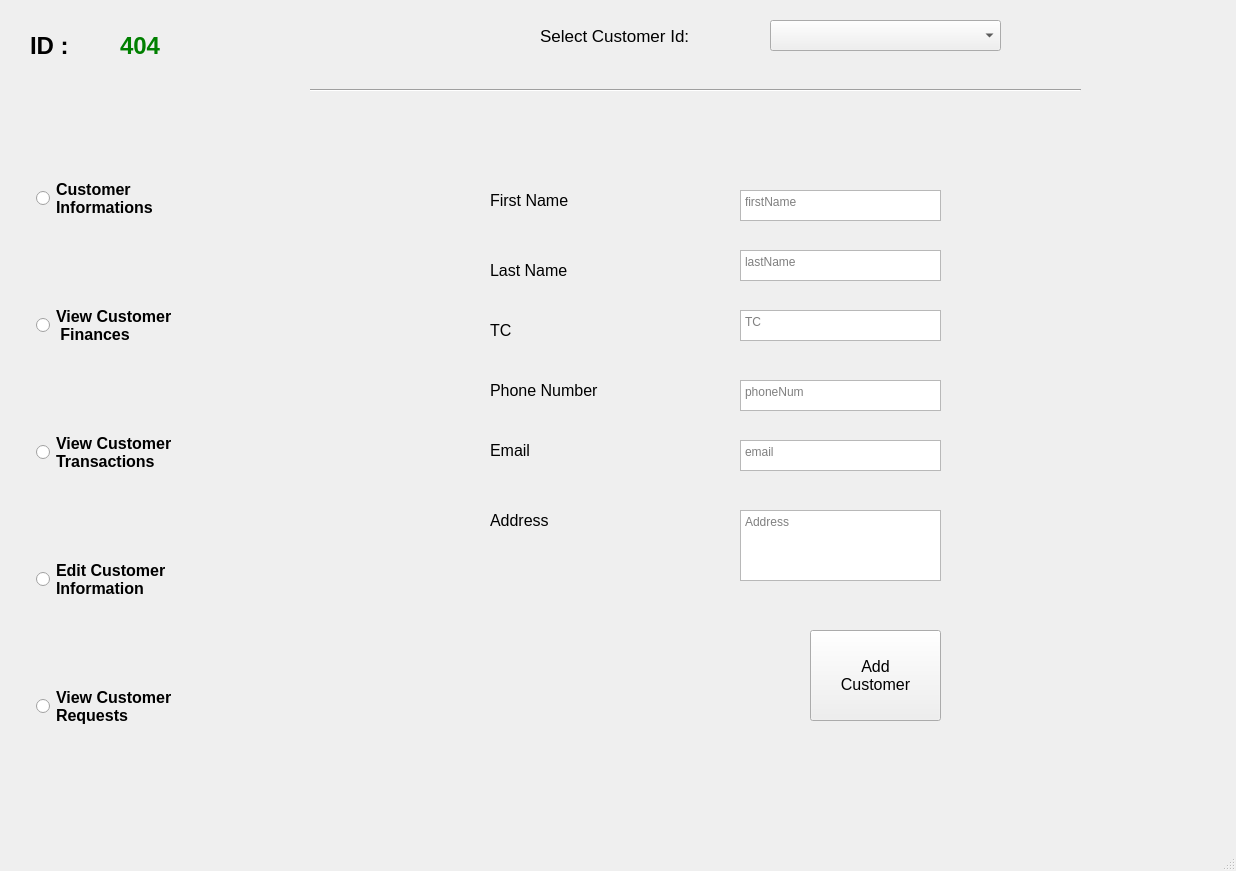
Above: Interface/UI/clerkMain.ui from m4hosam/bank-managment-system before the change. Below: the same form after it.
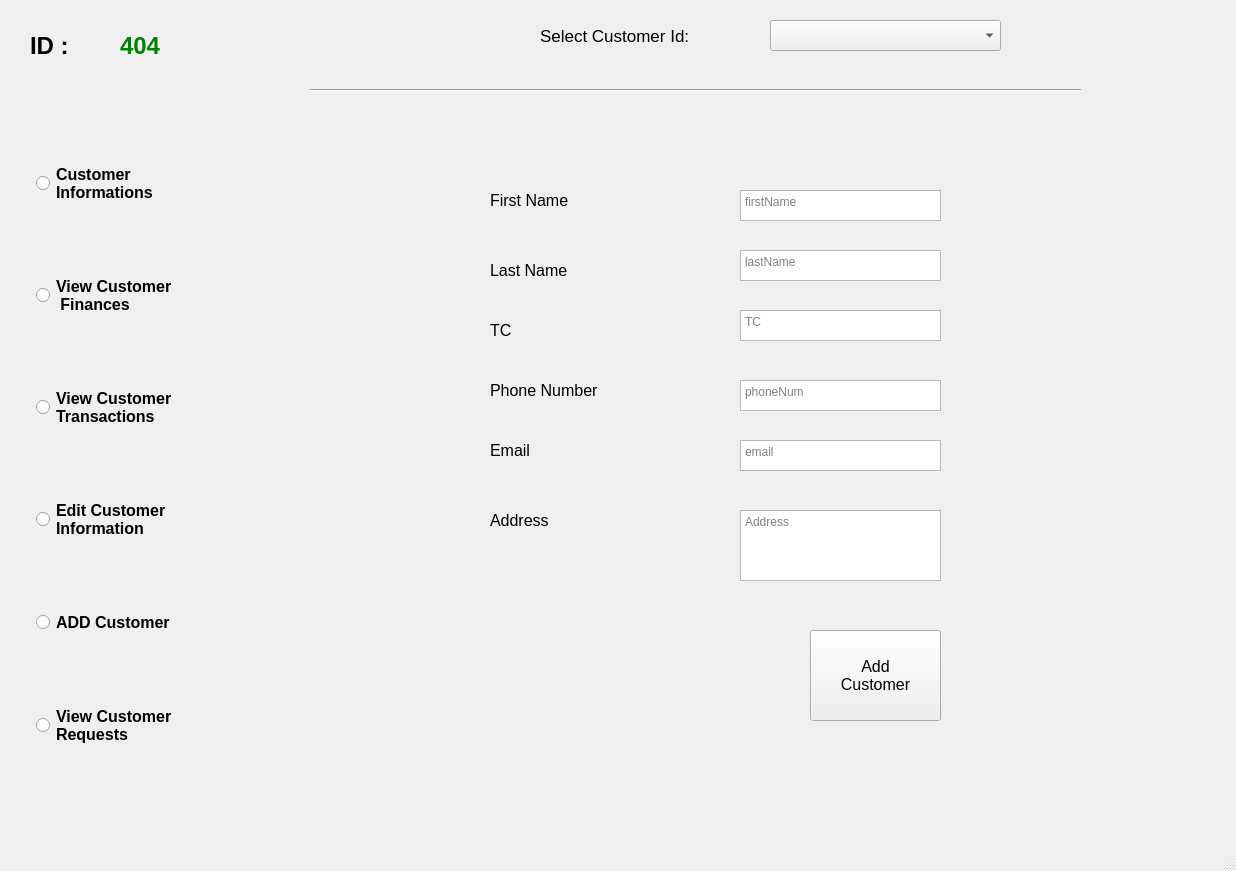
That is the form after the change.

What changed in the file:
```diff
--- a/Interface/UI/clerkMain.ui
+++ b/Interface/UI/clerkMain.ui
@@ -189,6 +189,20 @@
        </property>
       </widget>
      </item>
+     <item>
+      <widget class="QRadioButton" name="addCustomer_radio">
+       <property name="font">
+        <font>
+         <pointsize>12</pointsize>
+         <weight>75</weight>
+         <bold>true</bold>
+        </font>
+       </property>
+       <property name="text">
+        <string>ADD Customer</string>
+       </property>
+      </widget>
+     </item>
      <item>
       <widget class="QRadioButton" name="viewCusRequests_radio">
        <property name="font">
```
Left out of the diff: 2 changed lines with no effect on the pictures.
